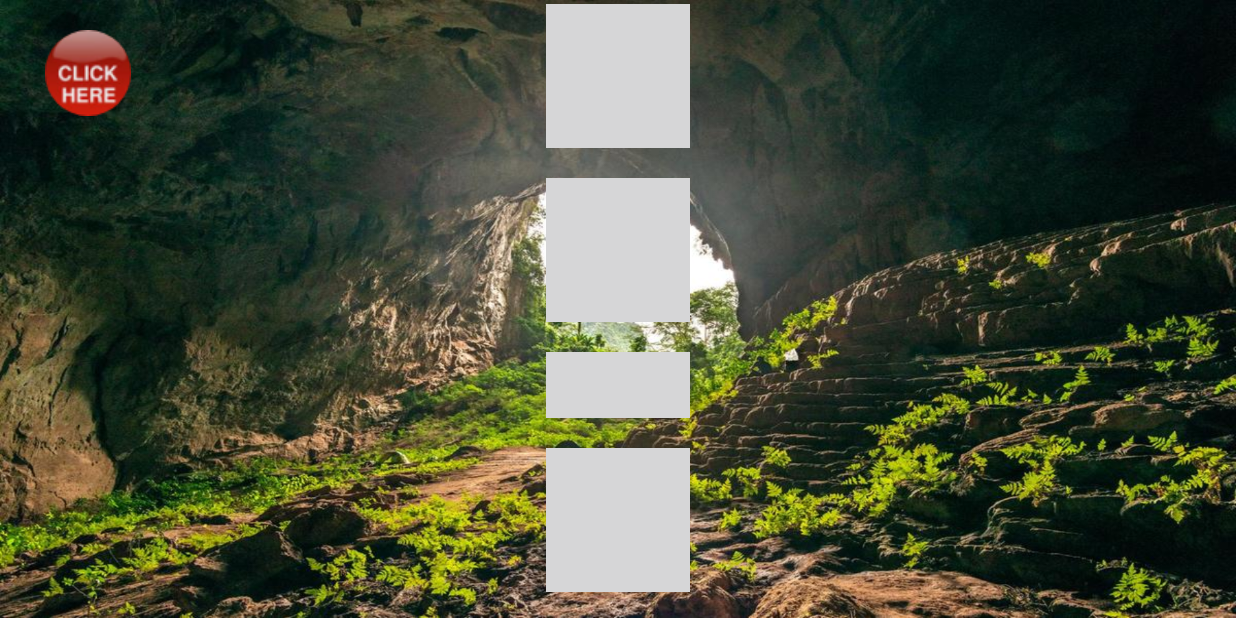
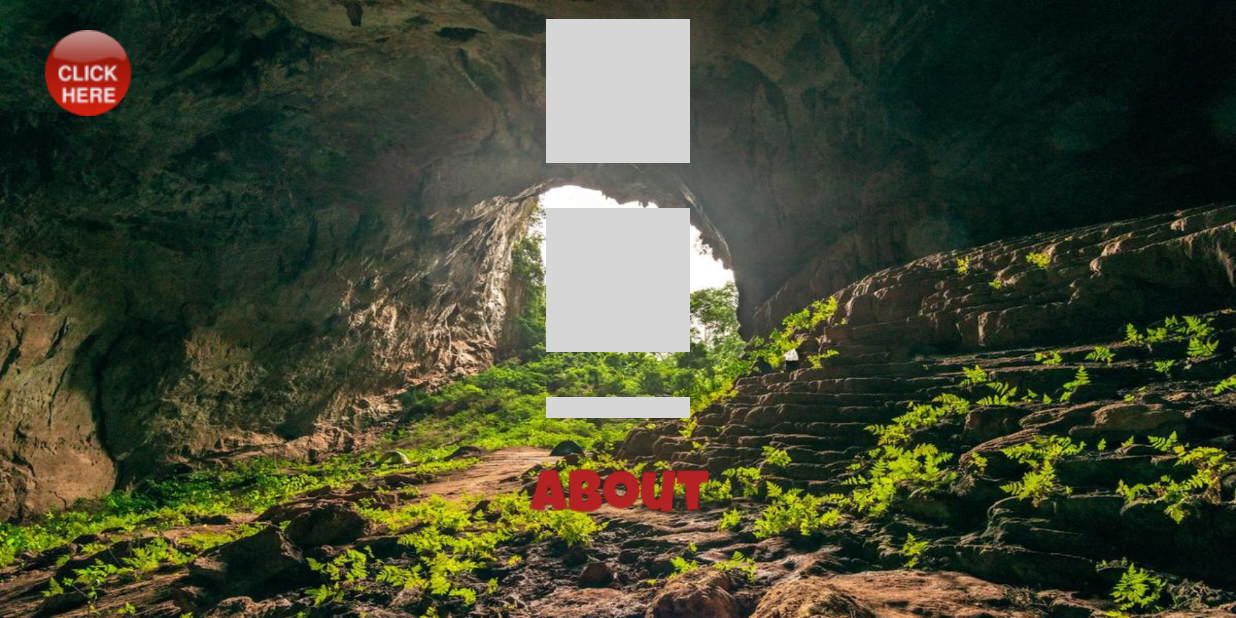
Before and after one commit to akash-rajak/Cave-Man-Game, an Android app: the MainActivity screen opened directly, with no data from a screen before it, on a phone screen of 824 x 412 dp (held sideways). Run offline under Robolectric (Android 15) with nearby library versions, the phone set to English and light mode, and no system bars; Roboto replaces fonts that are not available here; 1 statement that could not run was skipped.

Commit message:
Removed highscore buttono

```diff
--- a/app/src/main/java/com/example/caveman/MainActivity.java
+++ b/app/src/main/java/com/example/caveman/MainActivity.java
@@ -109,18 +109,18 @@ public class MainActivity extends Activity implements AnimationListener {
 			}
 		});
 
-		// for HighscoresButton ----------------------
-		HighscoresButton = (Button) findViewById(R.id.Highscores);
-		HighscoresButton.startAnimation(AnimationUtils.loadAnimation(
-				MainActivity.this, R.anim.slide_down));
-		HighscoresButton.setOnClickListener(new OnClickListener() {
-			public void onClick(View v) {
-				clickSound();
-				selected[5] = true;
-				HighscoresButton.startAnimation(animation1);
-				animation1.setAnimationListener(MainActivity.this);
-			}
-		});
+//		// for HighscoresButton ----------------------
+//		HighscoresButton = (Button) findViewById(R.id.Highscores);
+//		HighscoresButton.startAnimation(AnimationUtils.loadAnimation(
+//				MainActivity.this, R.anim.slide_down));
+//		HighscoresButton.setOnClickListener(new OnClickListener() {
+//			public void onClick(View v) {
+//				clickSound();
+//				selected[5] = true;
+//				HighscoresButton.startAnimation(animation1);
+//				animation1.setAnimationListener(MainActivity.this);
+//			}
+//		});
 
 	}
 
--- a/app/src/main/res/layout/menu_layout.xml
+++ b/app/src/main/res/layout/menu_layout.xml
@@ -29,10 +29,10 @@
         android:layout_height="wrap_content"
         android:layout_centerInParent="true"
         android:layout_below="@id/Game"
-        android:layout_marginTop="20dip"
+        android:layout_marginTop="30dip"
         android:background="@layout/optionsbutton_layout"
         android:soundEffectsEnabled="false" />
-
+      <!--
       <Button
         android:id="@+id/Highscores"
         android:layout_width="wrap_content"
@@ -42,14 +42,15 @@
           android:layout_marginTop="20dip"
         android:background="@layout/highbutton_layout"
         android:soundEffectsEnabled="false" />
+      -->
 
       <Button
         android:id="@+id/Help"
         android:layout_width="wrap_content"
         android:layout_height="wrap_content"
         android:layout_centerInParent="true"
-        android:layout_below="@id/Highscores"
-          android:layout_marginTop="20dip"
+        android:layout_below="@id/Options"
+          android:layout_marginTop="30dip"
         android:background="@layout/helpbutton_layout"
         android:soundEffectsEnabled="false" />
 
@@ -59,7 +60,7 @@
         android:layout_height="wrap_content"
         android:layout_centerInParent="true"
         android:layout_below="@id/Help"
-          android:layout_marginTop="20dip"
+          android:layout_marginTop="30dip"
         android:background="@layout/creditsbutton_layout"
         android:soundEffectsEnabled="false" />
 
@@ -69,7 +70,7 @@
           android:layout_height="wrap_content"
           android:layout_centerInParent="true"
           android:layout_below="@id/Credits"
-          android:layout_marginTop="20dp"
+          android:layout_marginTop="30dp"
           android:background="@layout/ibutton_layout"
           android:soundEffectsEnabled="false" />
 
```
